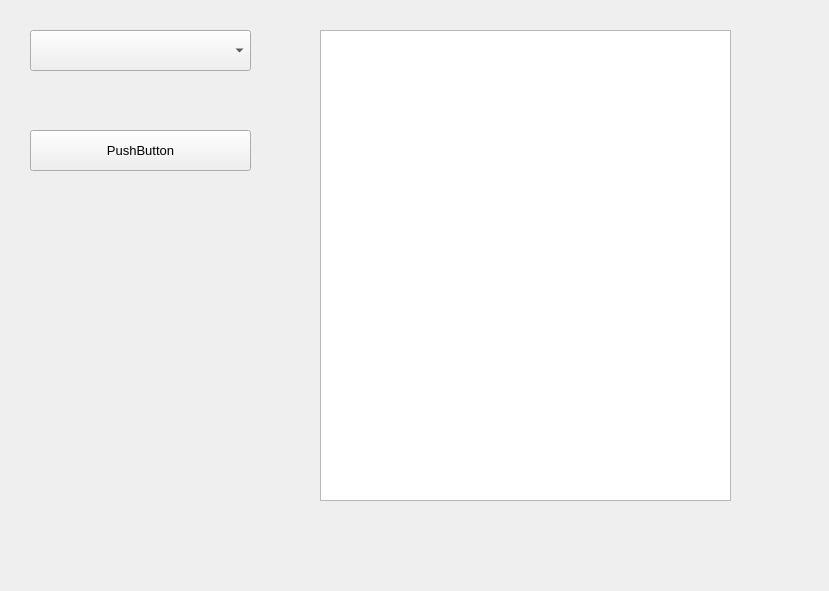
Before: the Qt Designer form main.ui in SaminaSattarova/Espresso-, drawn with Qt 5.
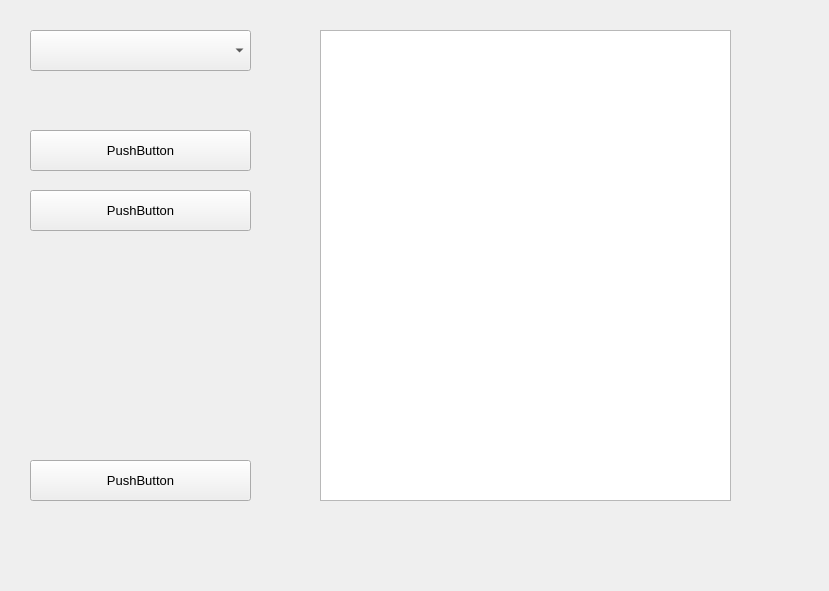
After: the same form once the commit is applied.

```diff
--- a/main.ui
+++ b/main.ui
@@ -61,6 +61,42 @@
     </font>
    </property>
   </widget>
+  <widget class="QPushButton" name="pushButton_2">
+   <property name="geometry">
+    <rect>
+     <x>30</x>
+     <y>460</y>
+     <width>221</width>
+     <height>41</height>
+    </rect>
+   </property>
+   <property name="font">
+    <font>
+     <pointsize>10</pointsize>
+    </font>
+   </property>
+   <property name="text">
+    <string>PushButton</string>
+   </property>
+  </widget>
+  <widget class="QPushButton" name="pushButton_3">
+   <property name="geometry">
+    <rect>
+     <x>30</x>
+     <y>190</y>
+     <width>221</width>
+     <height>41</height>
+    </rect>
+   </property>
+   <property name="font">
+    <font>
+     <pointsize>10</pointsize>
+    </font>
+   </property>
+   <property name="text">
+    <string>PushButton</string>
+   </property>
+  </widget>
  </widget>
  <resources/>
  <connections/>
```
